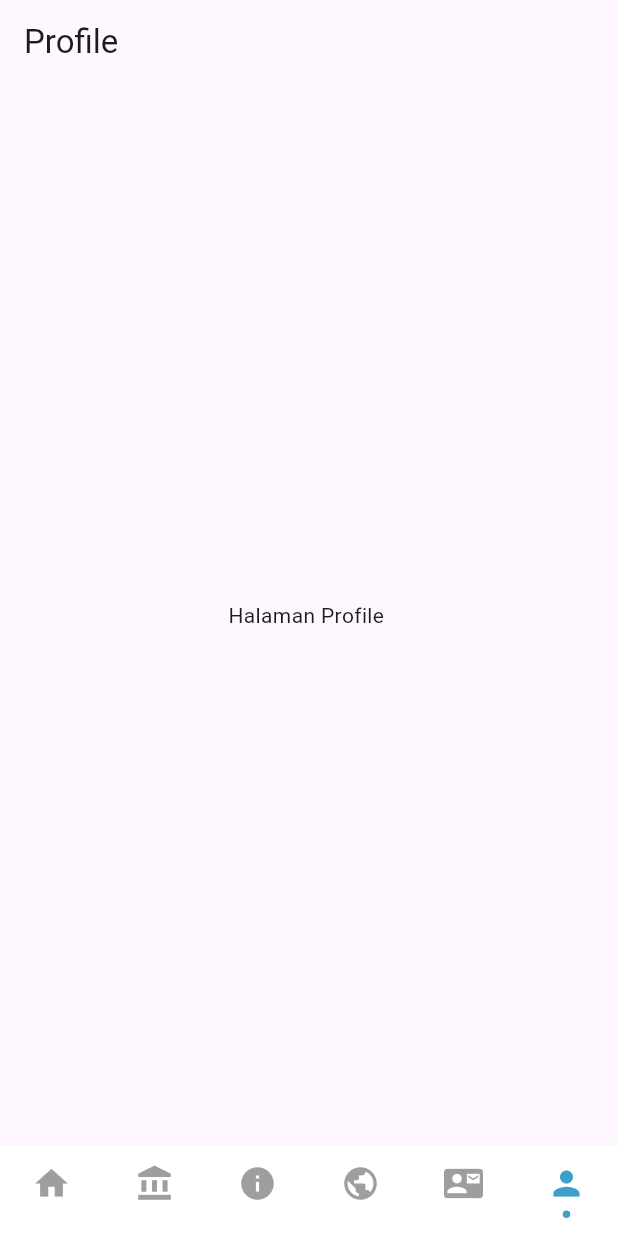
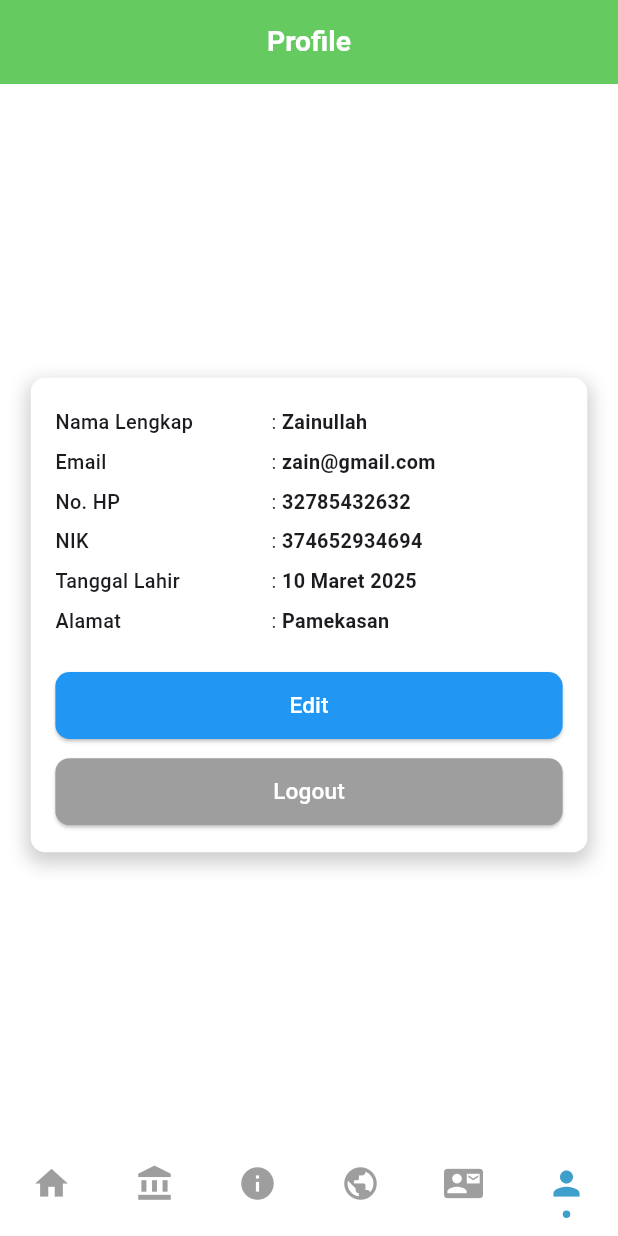
Before and after one commit to alapolaa/sipedes, a Flutter app: the MenuNavbar screen opened directly, item 6 of the bottom bar chosen, on a phone screen of 412 x 824 dp. Run offline on Flutter 3.47's test engine with Material 3 defaults, Android fonts, the phone set to English and light mode, and no system bars; drawn by our look-alikes of persistent_bottom_nav_bar; our stand-ins replace carousel_slider, flutter_screenutil, flutter_spinkit, shared_preferences; accounts and stored records are empty.

Commit message:
profile selesai

```diff
--- a/lib/login/login.dart
+++ b/lib/login/login.dart
@@ -1,13 +1,13 @@
 import 'package:flutter/material.dart';
 import 'package:flutter_screenutil/flutter_screenutil.dart';
 import 'package:intl/intl.dart';
+import 'package:shared_preferences/shared_preferences.dart';
 import 'package:sipedes/data/extension/extension.dart';
 import 'package:sipedes/data/theme/theme.dart';
 import 'package:sipedes/navbar/navbar.dart';
 
-import '../data/theme/app_dimen.dart';
 
-import '../home/home.dart';
+
 
 class LoginScreen extends StatefulWidget {
   @override
@@ -95,8 +95,10 @@ class _LoginScreenState extends State<LoginScreen> {
                         borderRadius: BorderRadius.circular(10.sp),
                       ),
                     ),
-                    onPressed: () {
-                      // Navigasi ke HomeScreen
+                    onPressed: () async {
+                      SharedPreferences prefs = await SharedPreferences.getInstance();
+                      await prefs.setBool('isLoggedIn', true); // Simpan status login
+
                       Navigator.pushReplacement(
                         context,
                         MaterialPageRoute(builder: (context) => MenuNavbar()),
--- a/lib/main.dart
+++ b/lib/main.dart
@@ -1,8 +1,9 @@
 import 'package:flutter/material.dart';
-import 'package:sipedes/home/home.dart';
-import 'package:sipedes/login/login.dart';
+import 'package:flutter_screenutil/flutter_screenutil.dart';
+import 'package:shared_preferences/shared_preferences.dart';
+import 'package:sipedes/navbar/navbar.dart';
+
 import 'package:sipedes/splash/splash_screen.dart';
-import 'package:flutter_screenutil/flutter_screenutil.dart';
 
 void main() {
   runApp(MyApp());
@@ -17,9 +18,10 @@ class MyApp extends StatelessWidget {
       builder: (context, child) {
         return MaterialApp(
           debugShowCheckedModeBanner: false,
-          home: SplashScreen(),
+          home: child,
         );
       },
+      child: SplashScreen(),
     );
   }
 }
--- a/lib/navbar/navbar.dart
+++ b/lib/navbar/navbar.dart
@@ -68,7 +68,7 @@ class _MenuNavbarState extends State<MenuNavbar> {
         backgroundColor: Colors.white,
         handleAndroidBackButtonPress: true,
         resizeToAvoidBottomInset: true,
-        stateManagement: true,
+        stateManagement: false,
         navBarHeight: 60,
         navBarStyle: NavBarStyle.style13,
       ),
--- a/lib/profile/profile.dart
+++ b/lib/profile/profile.dart
@@ -1,16 +1,127 @@
-import 'package:flutter/cupertino.dart';
 import 'package:flutter/material.dart';
+import 'package:flutter_screenutil/flutter_screenutil.dart';
+
+import '../data/theme/app_color.dart';
+import '../login/login.dart';
 
 class Profile extends StatelessWidget {
-  const Profile({super.key});
-
   @override
   Widget build(BuildContext context) {
     return Scaffold(
-      appBar: AppBar(title: Text('Profile '),
+      backgroundColor: Colors.white,
+      appBar: AppBar(
+        backgroundColor: AppColor.appbar,
+        title: Text(
+          'Profile',
+          style: TextStyle(fontSize: 20.sp, fontWeight: FontWeight.bold, color: Colors.white),
+        ),
+        centerTitle: true,
       ),
       body: Center(
-        child: Text("Halaman Profile "),
+        child: SingleChildScrollView(
+          child: Column(
+            children: [
+              Container(
+                margin: EdgeInsets.symmetric(horizontal: 20.w, vertical: 20.h),
+                padding: EdgeInsets.all(16.w),
+                decoration: BoxDecoration(
+                  color: Colors.white,
+                  borderRadius: BorderRadius.circular(10.r),
+                  boxShadow: [
+                    BoxShadow(
+                      color: Colors.black.withOpacity(0.2),
+                      blurRadius: 10,
+                      spreadRadius: 2,
+                      offset: Offset(0, 5),
+                    ),
+                  ],
+                ),
+                child: Column(
+                  crossAxisAlignment: CrossAxisAlignment.start,
+                  children: [
+                    _buildInfoRow("Nama Lengkap", "Zainullah"),
+                    _buildInfoRow("Email", "zain@gmail.com"),
+                    _buildInfoRow("No. HP", "32785432632"),
+                    _buildInfoRow("NIK", "374652934694"),
+                    _buildInfoRow("Tanggal Lahir", "10 Maret 2025"),
+                    _buildInfoRow("Alamat", "Pamekasan"),
+                    SizedBox(height: 20.h),
+                    SizedBox(
+                      width: double.infinity,
+                      child: ElevatedButton(
+                        onPressed: () {},
+                        style: ElevatedButton.styleFrom(
+                          backgroundColor: Colors.blue,
+                          padding: EdgeInsets.symmetric(vertical: 12.h),
+                          shape: RoundedRectangleBorder(
+                            borderRadius: BorderRadius.circular(10.r),
+                          ),
+                        ),
+                        child: Text(
+                          'Edit',
+                          style: TextStyle(fontSize: 16.sp, color: Colors.white),
+                        ),
+                      ),
+                    ),
+                    SizedBox(height: 10.h),
+                    SizedBox(
+                      width: double.infinity,
+                      child: ElevatedButton(
+                        onPressed: () {
+                          Navigator.pushAndRemoveUntil(
+                            context,
+                            MaterialPageRoute(builder: (context) => LoginScreen()),
+                                (route) => false, // Menghapus semua halaman sebelumnya
+                          );
+                        },
+
+                        style: ElevatedButton.styleFrom(
+                          backgroundColor: Colors.grey,
+                          padding: EdgeInsets.symmetric(vertical: 12.h),
+                          shape: RoundedRectangleBorder(
+                            borderRadius: BorderRadius.circular(10.r),
+                          ),
+                        ),
+                        child: Text(
+                          'Logout',
+                          style: TextStyle(fontSize: 16.sp, color: Colors.white),
+                        ),
+                      ),
+                    ),
+
+
+                  ],
+                ),
+              ),
+            ],
+          ),
+        ),
+      ),
+    );
+  }
+
+  Widget _buildInfoRow(String label, String value) {
+    return Padding(
+      padding: EdgeInsets.symmetric(vertical: 4.h),
+      child: Row(
+        crossAxisAlignment: CrossAxisAlignment.start,
+        children: [
+          Expanded(
+            flex: 3,
+            child: Text(
+              label,
+              style: TextStyle(fontSize: 14.sp, fontWeight: FontWeight.w500),
+            ),
+          ),
+          Text(" : ", style: TextStyle(fontSize: 14.sp)),
+          Expanded(
+            flex: 4,
+            child: Text(
+              value,
+              style: TextStyle(fontSize: 14.sp, fontWeight: FontWeight.bold),
+            ),
+          ),
+        ],
       ),
     );
   }
```
